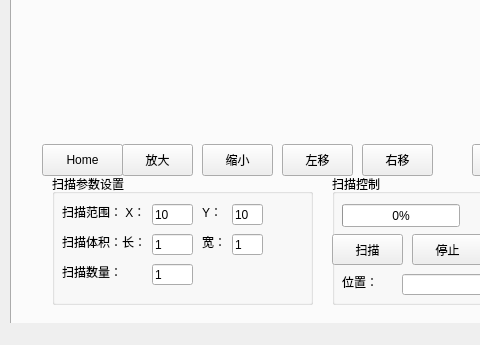
The window that main_window.ui (touchmii/Laser_Scan) describes before a commit, drawn with Qt 5; both pictures show x 0 to 480 and y 395 to 740 of the 822 by 740 pixel window.
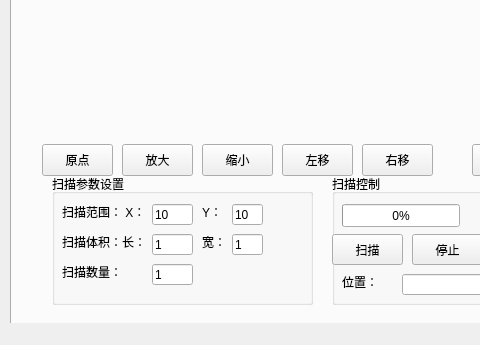
The same window after the commit. The open tabs and pages were chosen to show the change. Custom widgets are drawn as their Qt base class.

The edit to the form file:
```diff
--- a/main_window.ui
+++ b/main_window.ui
@@ -323,12 +323,12 @@
        <rect>
         <x>30</x>
         <y>490</y>
-        <width>81</width>
+        <width>71</width>
         <height>32</height>
        </rect>
       </property>
       <property name="text">
-       <string>Home</string>
+       <string>原点</string>
       </property>
      </widget>
      <widget class="QPushButton" name="zoom_in">
```
Left out of the diff: 6 changed lines with no effect on the pictures.
